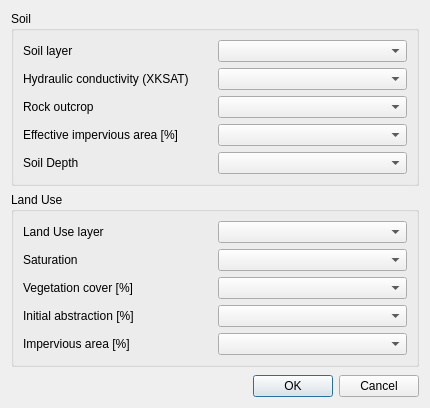
First picture: the form in flo2d/ui/infil_green_ampt.ui, repository FLO-2DSoftware/qgis-flo-2d-plugin, before the edit.
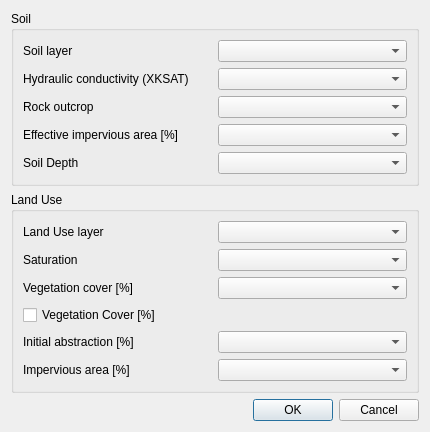
Second picture: the form after the edit.

Patch:
```diff
--- a/flo2d/ui/infil_green_ampt.ui
+++ b/flo2d/ui/infil_green_ampt.ui
@@ -106,7 +106,7 @@
         </property>
        </widget>
       </item>
-      <item row="3" column="0">
+      <item row="4" column="0">
        <widget class="QLabel" name="label_8">
         <property name="text">
          <string>Initial abstraction [%]</string>
@@ -120,24 +120,31 @@
         </property>
        </widget>
       </item>
-      <item row="4" column="0">
-       <widget class="QLabel" name="label_9">
-        <property name="text">
-         <string>Impervious area [%]</string>
-        </property>
-       </widget>
-      </item>
       <item row="1" column="1">
        <widget class="QComboBox" name="saturation_cbo"/>
       </item>
+      <item row="5" column="1">
+       <widget class="QComboBox" name="rtimpl_cbo"/>
+      </item>
+      <item row="4" column="1">
+       <widget class="QComboBox" name="ia_cbo"/>
+      </item>
+      <item row="5" column="0">
+       <widget class="QLabel" name="label_9">
+        <property name="text">
+         <string>Impervious area [%]</string>
+        </property>
+       </widget>
+      </item>
       <item row="2" column="1">
        <widget class="QComboBox" name="vc_cbo"/>
       </item>
-      <item row="3" column="1">
-       <widget class="QComboBox" name="ia_cbo"/>
-      </item>
-      <item row="4" column="1">
-       <widget class="QComboBox" name="rtimpl_cbo"/>
+      <item row="3" column="0">
+       <widget class="QCheckBox" name="veg_cover_chBox">
+        <property name="text">
+         <string>Vegetation Cover [%]</string>
+        </property>
+       </widget>
       </item>
      </layout>
     </widget>
```
Left out of the diff: 6 changed lines with no effect on the pictures.
